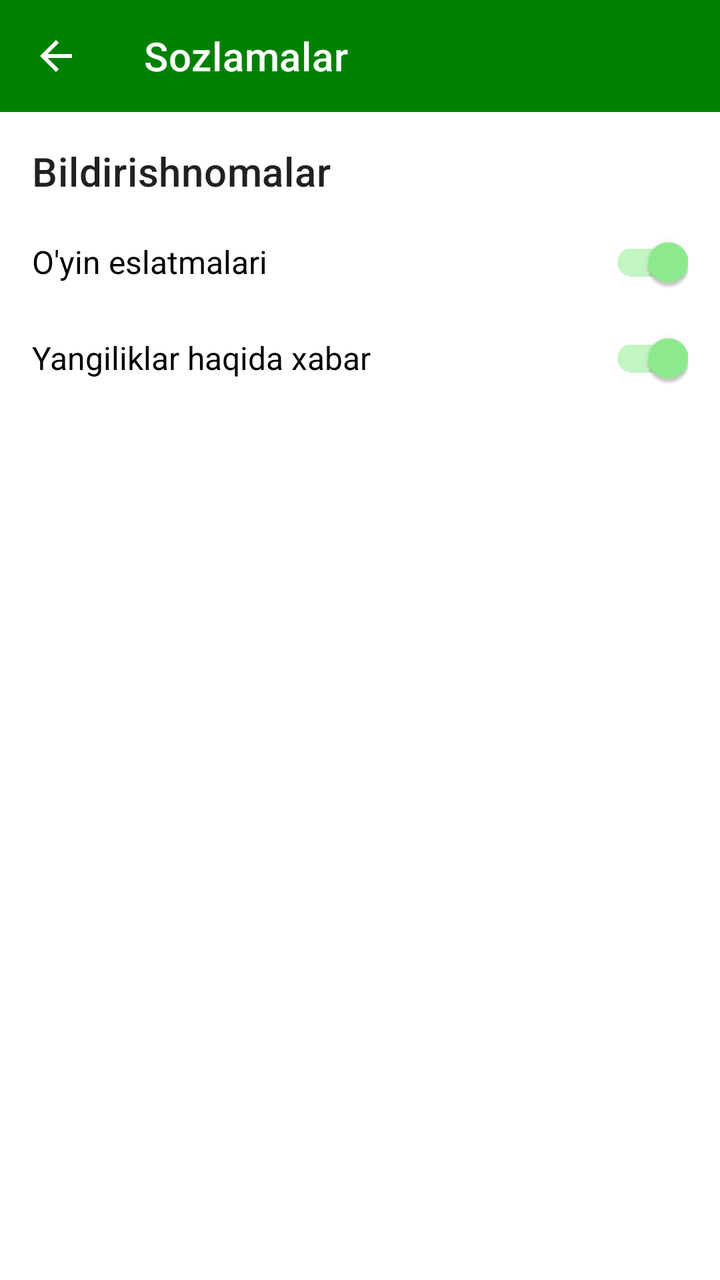
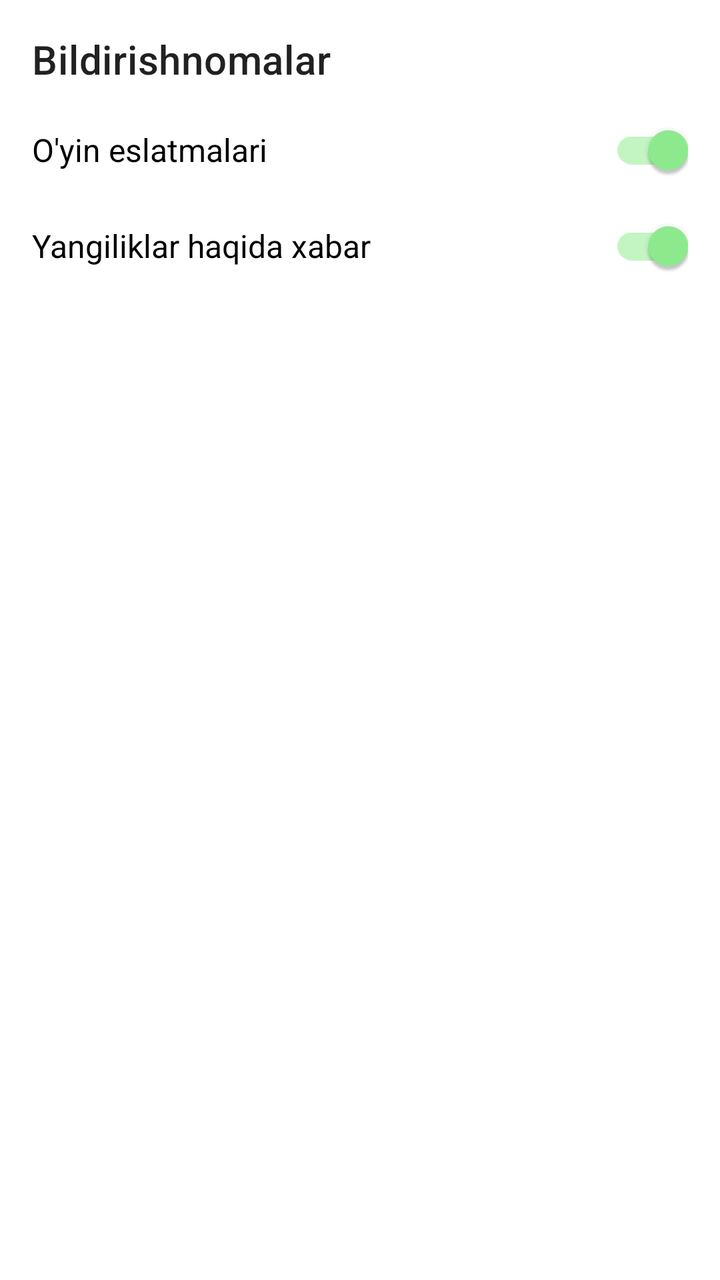

Two renders of the same Android screen: before a commit and after it. Below are the layout's source before the change and the commit's diff.
<!-- AndroidManifest.xml: application theme Theme.FCNeftchi -->
<!-- res/layout/fragment_settings.xml -->
<?xml version="1.0" encoding="utf-8"?>
<LinearLayout xmlns:android="http://schemas.android.com/apk/res/android"
    xmlns:app="http://schemas.android.com/apk/res-auto"
    xmlns:tools="http://schemas.android.com/tools"
    android:layout_width="match_parent"
    android:layout_height="match_parent"
    android:orientation="vertical"
    tools:context=".ui.settings.SettingsFragment">

    <com.google.android.material.appbar.MaterialToolbar
        android:id="@+id/toolbar"
        android:layout_width="match_parent"
        android:layout_height="?attr/actionBarSize"
        app:navigationIcon="@drawable/ic_arrow_back"
        app:title="@string/title_settings"
        app:titleTextColor="?attr/colorOnPrimary"
        android:background="?attr/colorPrimary" />

    <LinearLayout
        android:layout_width="match_parent"
        android:layout_height="wrap_content"
        android:orientation="vertical"
        android:padding="16dp">

        <TextView
            android:layout_width="wrap_content"
            android:layout_height="wrap_content"
            android:text="@string/settings_notifications"
            android:textAppearance="?attr/textAppearanceHeadline6"
            android:layout_marginBottom="8dp"/>

        <com.google.android.material.switchmaterial.SwitchMaterial
            android:id="@+id/match_reminder_switch"
            android:layout_width="match_parent"
            android:layout_height="wrap_content"
            android:text="@string/settings_match_reminders"
            android:checked="true"
            android:textSize="16sp"
            android:paddingTop="12dp"
            android:paddingBottom="12dp"/>

        <com.google.android.material.switchmaterial.SwitchMaterial
            android:id="@+id/news_alert_switch"
            android:layout_width="match_parent"
            android:layout_height="wrap_content"
            android:text="@string/settings_news_alerts"
            android:checked="true"
            android:textSize="16sp"
            android:paddingTop="12dp"
            android:paddingBottom="12dp"/>

    </LinearLayout>

</LinearLayout>
<!-- resources referenced by this layout -->
<resources>
  <!-- drawable ic_arrow_back (drawable) -->
  <?xml version="1.0" encoding="utf-8"?>
  <vector xmlns:android="http://schemas.android.com/apk/res/android"
      android:width="24dp"
      android:height="24dp"
      android:viewportWidth="24"
      android:viewportHeight="24"
      android:tint="?attr/colorOnPrimary">
      <path
          android:fillColor="@android:color/white"
          android:pathData="M20,11H7.83l5.59,-5.59L12,4l-8,8 8,8 1.41,-1.41L7.83,13H20v-2z"/>
  </vector>
  <string name="settings_match_reminders">O\'yin eslatmalari</string>
  <string name="settings_news_alerts">Yangiliklar haqida xabar</string>
  <string name="settings_notifications">Bildirishnomalar</string>
  <string name="title_settings">Sozlamalar</string>
  <style name="Theme.FCNeftchi" parent="Theme.MaterialComponents.DayNight.NoActionBar">
          <item name="colorPrimary">@color/neftchi_green</item>
          <item name="colorPrimaryVariant">@color/neftchi_green_dark</item>
          <item name="colorOnPrimary">@color/white</item>
          <item name="colorSecondary">@color/neftchi_green_light</item>
          <item name="colorSecondaryVariant">@color/neftchi_green</item>
          <item name="colorOnSecondary">@color/black</item>
          <item name="android:statusBarColor">@android:color/transparent</item>
          <item name="android:navigationBarColor">@android:color/transparent</item>
      </style>
  <color name="neftchi_green">#008000</color>
  <color name="neftchi_green_dark">#006400</color>
  <color name="white">#FFFFFFFF</color>
  <color name="neftchi_green_light">#90EE90</color>
  <color name="black">#FF000000</color>
</resources>

<!-- the commit's change to res/layout/fragment_settings.xml (unified diff, before → after) -->
@@ -1,54 +1,37 @@
 <?xml version="1.0" encoding="utf-8"?>
 <LinearLayout xmlns:android="http://schemas.android.com/apk/res/android"
-    xmlns:app="http://schemas.android.com/apk/res-auto"
     xmlns:tools="http://schemas.android.com/tools"
     android:layout_width="match_parent"
     android:layout_height="match_parent"
     android:orientation="vertical"
+    android:padding="16dp"
     tools:context=".ui.settings.SettingsFragment">
 
-    <com.google.android.material.appbar.MaterialToolbar
-        android:id="@+id/toolbar"
-        android:layout_width="match_parent"
-        android:layout_height="?attr/actionBarSize"
-        app:navigationIcon="@drawable/ic_arrow_back"
-        app:title="@string/title_settings"
-        app:titleTextColor="?attr/colorOnPrimary"
-        android:background="?attr/colorPrimary" />
+    <TextView
+        android:layout_width="wrap_content"
+        android:layout_height="wrap_content"
+        android:layout_marginBottom="8dp"
+        android:text="@string/settings_notifications"
+        android:textAppearance="?attr/textAppearanceHeadline6" />
 
-    <LinearLayout
+    <com.google.android.material.switchmaterial.SwitchMaterial
+        android:id="@+id/match_reminder_switch"
         android:layout_width="match_parent"
         android:layout_height="wrap_content"
-        android:orientation="vertical"
-        android:padding="16dp">
+        android:checked="true"
+        android:paddingTop="12dp"
+        android:paddingBottom="12dp"
+        android:text="@string/settings_match_reminders"
+        android:textSize="16sp" />
 
-        <TextView
-            android:layout_width="wrap_content"
-            android:layout_height="wrap_content"
-            android:text="@string/settings_notifications"
-            android:textAppearance="?attr/textAppearanceHeadline6"
-            android:layout_marginBottom="8dp"/>
-
-        <com.google.android.material.switchmaterial.SwitchMaterial
-            android:id="@+id/match_reminder_switch"
-            android:layout_width="match_parent"
-            android:layout_height="wrap_content"
-            android:text="@string/settings_match_reminders"
-            android:checked="true"
-            android:textSize="16sp"
-            android:paddingTop="12dp"
-            android:paddingBottom="12dp"/>
-
-        <com.google.android.material.switchmaterial.SwitchMaterial
-            android:id="@+id/news_alert_switch"
-            android:layout_width="match_parent"
-            android:layout_height="wrap_content"
-            android:text="@string/settings_news_alerts"
-            android:checked="true"
-            android:textSize="16sp"
-            android:paddingTop="12dp"
-            android:paddingBottom="12dp"/>
-
-    </LinearLayout>
+    <com.google.android.material.switchmaterial.SwitchMaterial
+        android:id="@+id/news_alert_switch"
+        android:layout_width="match_parent"
+        android:layout_height="wrap_content"
+        android:checked="true"
+        android:paddingTop="12dp"
+        android:paddingBottom="12dp"
+        android:text="@string/settings_news_alerts"
+        android:textSize="16sp" />
 
 </LinearLayout>
<!-- resource entries referenced after the edit -->
@@ -1,21 +1,8 @@
 <!-- resources referenced by this layout -->
 <resources>
-  <!-- drawable ic_arrow_back (drawable) -->
-  <?xml version="1.0" encoding="utf-8"?>
-  <vector xmlns:android="http://schemas.android.com/apk/res/android"
-      android:width="24dp"
-      android:height="24dp"
-      android:viewportWidth="24"
-      android:viewportHeight="24"
-      android:tint="?attr/colorOnPrimary">
-      <path
-          android:fillColor="@android:color/white"
-          android:pathData="M20,11H7.83l5.59,-5.59L12,4l-8,8 8,8 1.41,-1.41L7.83,13H20v-2z"/>
-  </vector>
   <string name="settings_match_reminders">O\'yin eslatmalari</string>
   <string name="settings_news_alerts">Yangiliklar haqida xabar</string>
   <string name="settings_notifications">Bildirishnomalar</string>
-  <string name="title_settings">Sozlamalar</string>
   <style name="Theme.FCNeftchi" parent="Theme.MaterialComponents.DayNight.NoActionBar">
           <item name="colorPrimary">@color/neftchi_green</item>
           <item name="colorPrimaryVariant">@color/neftchi_green_dark</item>
